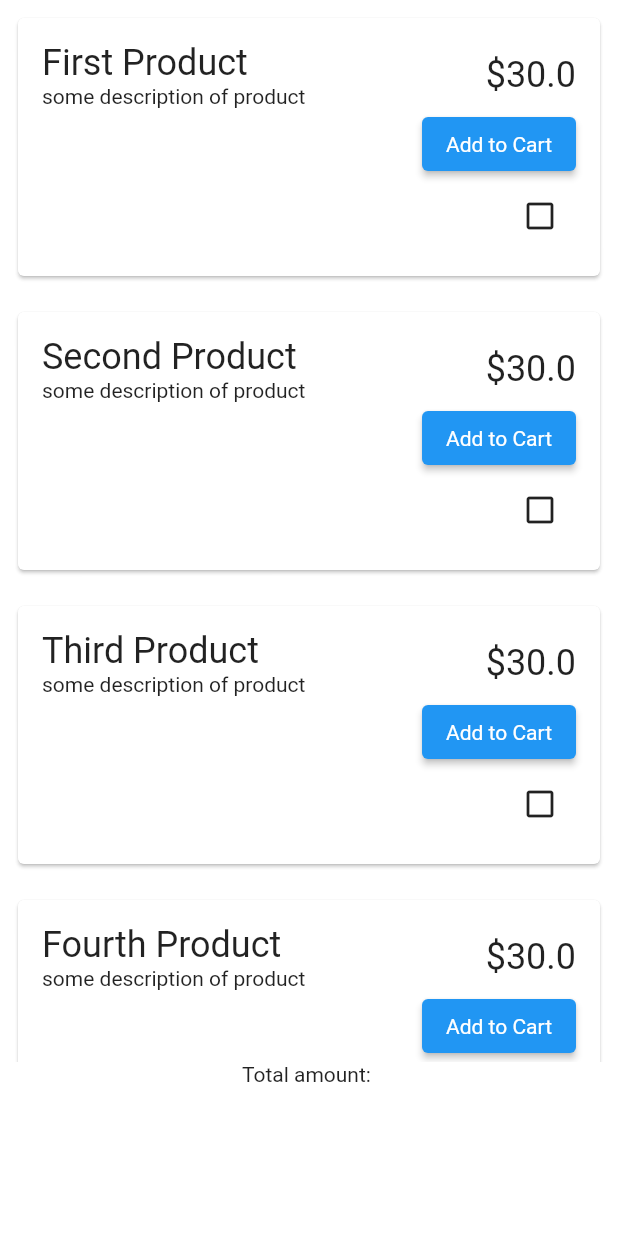
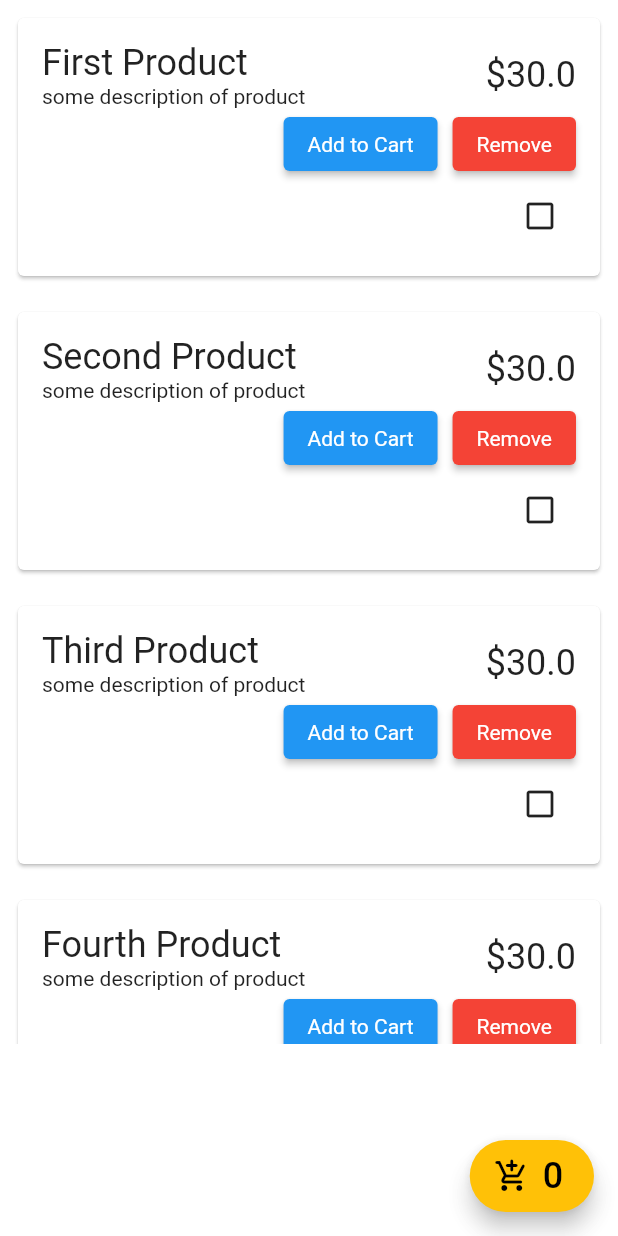
Before and after one commit to Alxbry28/practice-flutter-firebase, a Flutter app: the screen it shows after launch, on a phone screen of 412 x 824 dp. Run offline on Flutter 3.47's test engine with Material 2 defaults, Android fonts, the phone set to English and light mode, and no system bars; our stand-ins replace get.

Commit message:
[tutorial] remove item from list

```diff
--- a/lib/controllers/cart_controller.dart
+++ b/lib/controllers/cart_controller.dart
@@ -5,9 +5,15 @@ import 'package:practicefirebase/models/product.dart';
 class CartController extends GetxController {
   RxList<Product> cartItems = <Product>[].obs;
   int get count => cartItems.length;
-  double get totalPrice => cartItems.fold<double>(0, (sum, item) => sum + item.price!);
+  double get totalPrice =>
+      cartItems.fold<double>(0, (sum, item) => sum + item.price!);
 
   addToCart(Product product) {
     cartItems.add(product);
   }
+
+  removeToCart(Product product) {
+    cartItems.remove(product);
+
+  }
 }
--- a/lib/views/shopping_page.dart
+++ b/lib/views/shopping_page.dart
@@ -45,6 +45,9 @@ class ShoppingPage extends StatelessWidget {
                                   style: const TextStyle(fontSize: 24)),
                             ],
                           ),
+                          Row(
+                            mainAxisAlignment: MainAxisAlignment.end,
+                            children: [
                               ElevatedButton(
                                 onPressed: () {
                                   cartController
@@ -52,8 +55,23 @@ class ShoppingPage extends StatelessWidget {
                                 },
                                 style: ElevatedButton.styleFrom(
                                     backgroundColor: Colors.blue,
-                                textStyle: const TextStyle(color: Colors.white)),
+                                    textStyle:
+                                        const TextStyle(color: Colors.white)),
                                 child: const Text('Add to Cart'),
+                              ),
+                              const SizedBox(width: 10),
+                              ElevatedButton(
+                                onPressed: () {
+                                  cartController
+                                      .removeToCart(controller.products[index]);
+                                },
+                                style: ElevatedButton.styleFrom(
+                                    backgroundColor: Colors.red,
+                                    textStyle:
+                                        const TextStyle(color: Colors.white)),
+                                child: const Text('Remove'),
+                              ),
+                            ],
                           ),
                           Obx(() => IconButton(
                                 icon: controller
@@ -74,9 +92,28 @@ class ShoppingPage extends StatelessWidget {
               );
             }),
           ),
-          Text("Total amount: "),
+          GetX<CartController>(builder: (cartController) {
+            return Text(
+              "Total amount: \$ ${cartController.totalPrice}",
+              style: TextStyle(color: Colors.white, fontSize: 24),
+            );
+          }),
           SizedBox(height: 100),
         ]),
+      ),
+      floatingActionButton: FloatingActionButton.extended(
+        onPressed: () {},
+        backgroundColor: Colors.amber,
+        icon: Icon(
+          Icons.add_shopping_cart_rounded,
+          color: Colors.black,
+        ),
+        label: GetX<CartController>(builder: (controller) {
+          return Text(
+            controller.count.toString(),
+            style: TextStyle(color: Colors.black, fontSize: 24),
+          );
+        }),
       ),
     );
   }
```
Lines whose indentation alone changed are shown as unchanged.
